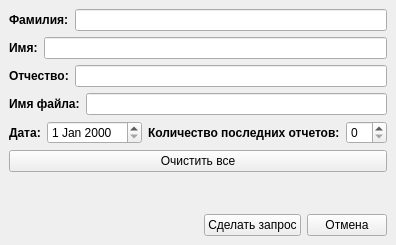
This is filterWindow.ui in RomanB51/Project as Qt 5 draws it before an edit. The edited form follows.
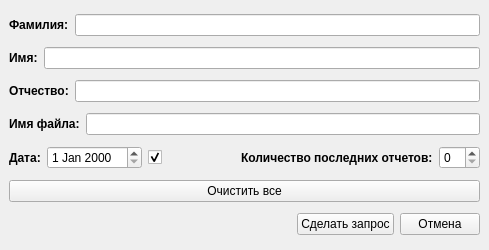
This is the edited form.

The edit to the form file:
```diff
--- a/filterWindow.ui
+++ b/filterWindow.ui
@@ -6,14 +6,20 @@
    <rect>
     <x>0</x>
     <y>0</y>
-    <width>378</width>
-    <height>245</height>
+    <width>489</width>
+    <height>250</height>
    </rect>
   </property>
+  <property name="sizePolicy">
+   <sizepolicy hsizetype="Fixed" vsizetype="Fixed">
+    <horstretch>0</horstretch>
+    <verstretch>0</verstretch>
+   </sizepolicy>
+  </property>
   <property name="maximumSize">
    <size>
-    <width>380</width>
-    <height>250</height>
+    <width>489</width>
+    <height>255</height>
    </size>
   </property>
   <property name="windowTitle">
@@ -98,6 +104,8 @@
      </layout>
     </item>
     <item>
+     <layout class="QHBoxLayout" name="horizontalLayout_10">
+      <item>
      <layout class="QHBoxLayout" name="horizontalLayout_7">
       <item>
        <layout class="QHBoxLayout" name="horizontalLayout_5">
@@ -119,6 +127,21 @@
        </layout>
       </item>
       <item>
+         <widget class="QCheckBox" name="checkBox_Date">
+          <property name="toolTip">
+           <string>Учитывать дату?</string>
+          </property>
+          <property name="text">
+           <string/>
+          </property>
+          <property name="checked">
+           <bool>true</bool>
+          </property>
+         </widget>
+        </item>
+       </layout>
+      </item>
+      <item>
        <layout class="QHBoxLayout" name="horizontalLayout_6">
         <item>
          <widget class="QLabel" name="label_Counter_last_report">
@@ -146,19 +169,6 @@
       </property>
      </widget>
     </item>
-    <item>
-     <spacer name="verticalSpacer">
-      <property name="orientation">
-       <enum>Qt::Orientation::Vertical</enum>
-      </property>
-      <property name="sizeHint" stdset="0">
-       <size>
-        <width>20</width>
-        <height>0</height>
-       </size>
-      </property>
-     </spacer>
-    </item>
     <item>
      <layout class="QHBoxLayout" name="horizontalLayout_9">
       <item>
```
Lines whose indentation alone changed are shown as unchanged.
